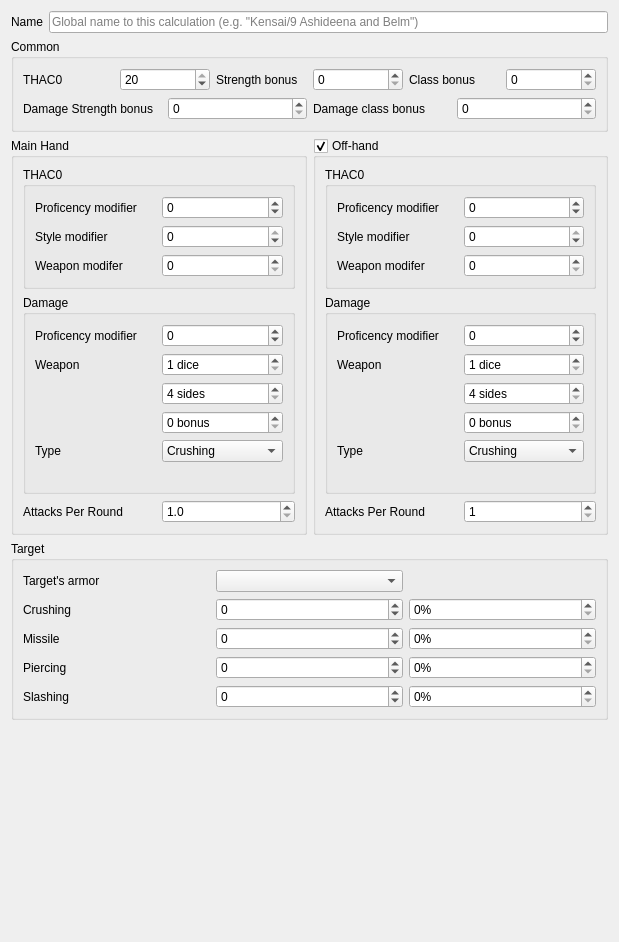
Before: the Qt Designer form damage-calculator/configuration.ui in moebiusproject/moebiustoolkit, drawn with Qt 5.
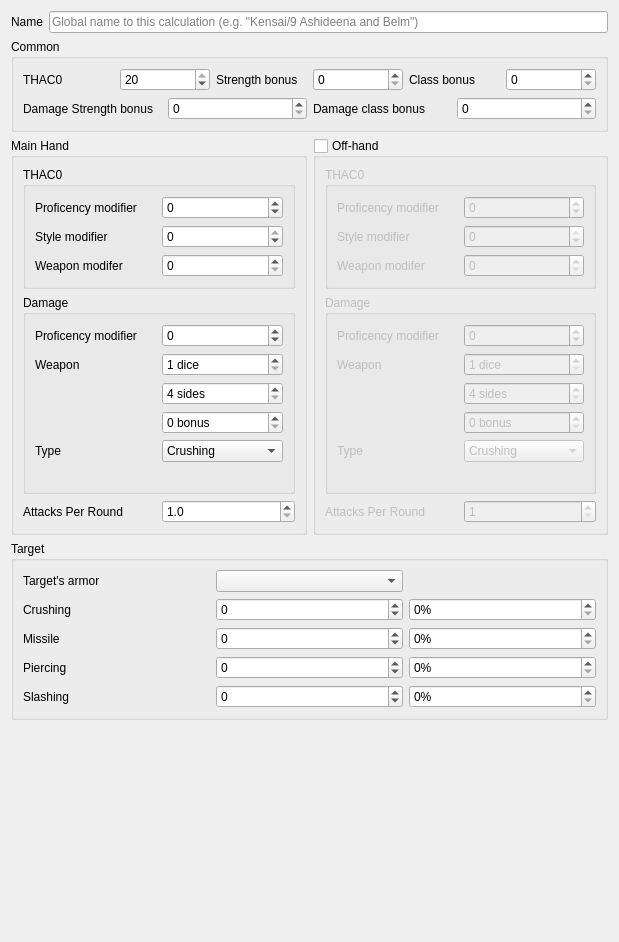
After: the same form once the commit is applied.

Commit message: Start with off-hand weapon disabled

```diff
--- a/damage-calculator/configuration.ui
+++ b/damage-calculator/configuration.ui
@@ -325,6 +325,9 @@
        <property name="checkable">
         <bool>true</bool>
        </property>
+       <property name="checked">
+        <bool>false</bool>
+       </property>
        <layout class="QVBoxLayout" name="verticalLayout_5">
         <item>
          <widget class="QGroupBox" name="offHandThac0Group">
```
